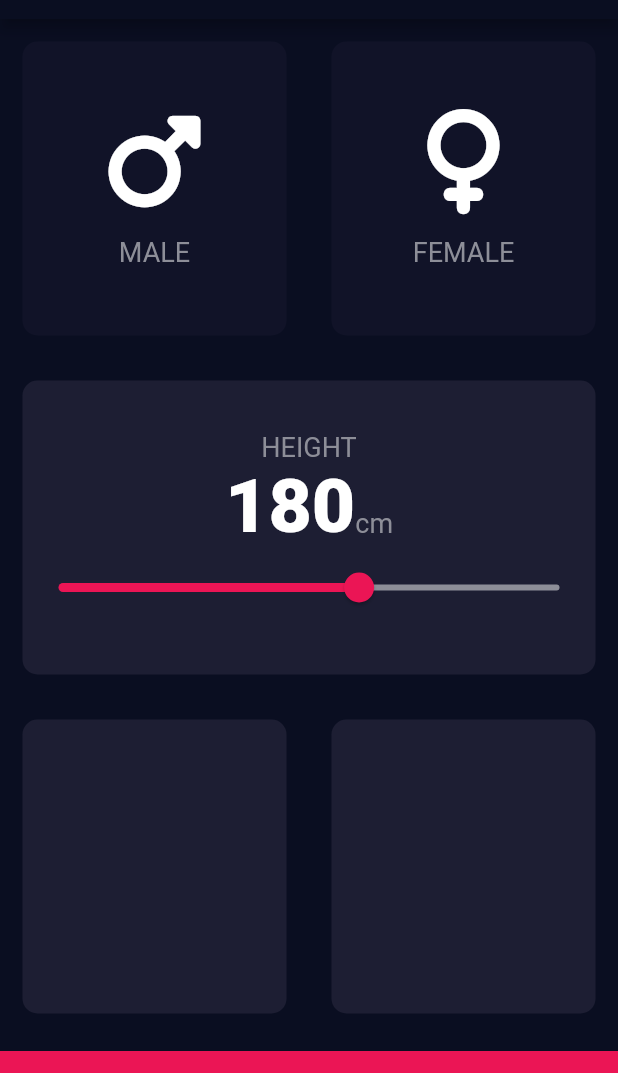
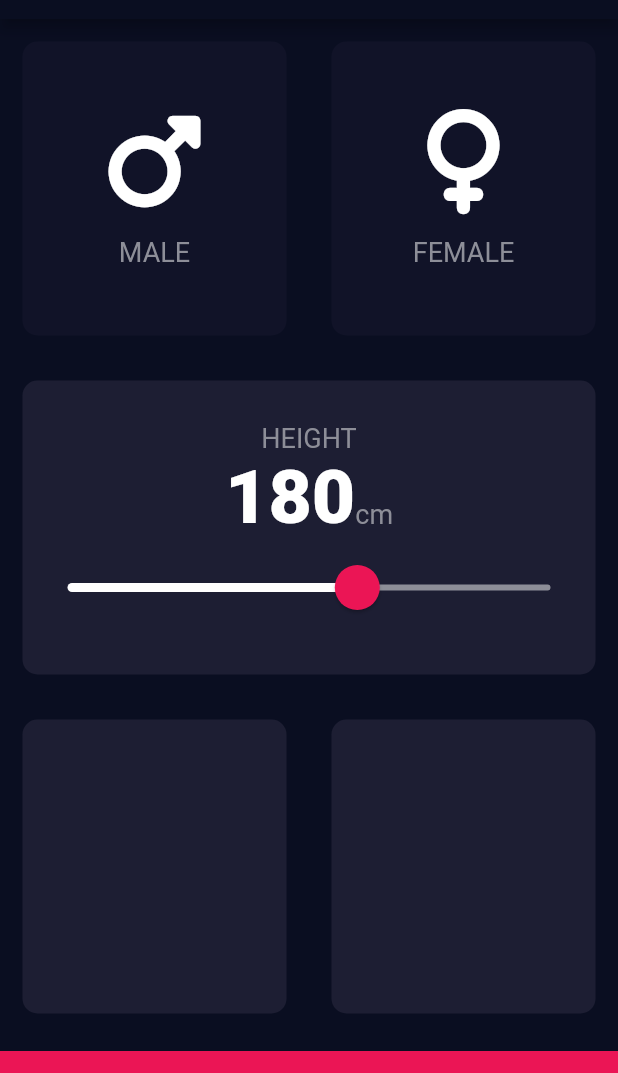
Before and after one commit to Meruem243/bmi_calculator, a Flutter app: the screen it shows after launch, on a phone screen of 412 x 824 dp, the part 65-1138 px from its top. Run offline on Flutter 3.47's test engine with Material 2 defaults, Android fonts, the phone set to English and light mode, and no system bars; our stand-ins replace font_awesome_flutter.

Commit message:
Coustomizing slider

```diff
--- a/lib/input_page.dart
+++ b/lib/input_page.dart
@@ -113,19 +113,29 @@ class _InputPageState extends State<InputPage> {
                       )
                     ],
                   ),
-                  Slider(
+                  SliderTheme(
+                    // data: SliderTheme.of(context).copyWith(
+                    data: const SliderThemeData(
+                      activeTrackColor: Colors.white,
+                      inactiveTrackColor: Color(0xFF8D8E98),
+                      thumbColor: Color(0xFFEB1555),
+                      overlayColor: Color(0x1fEB1555),
+                      thumbShape:
+                          RoundSliderThumbShape(enabledThumbRadius: 15.0),
+                      overlayShape:
+                          RoundSliderOverlayShape(overlayRadius: 30.0),
+                    ),
+                    child: Slider(
                       value: height.toDouble(),
                       min: kMinimumHeight.toDouble(),
                       max: kMaximumHeight.toDouble(),
-                    activeColor: const Color(0xFFEB1555),
-                    inactiveColor: const Color(0xFF8D8E98),
                       onChanged: (double newValue) {
                         setState(() {
                           height = newValue.round();
                         });
-
-                      debugPrint(newValue.toString());
+                        // debugPrint(newValue.toString());
                       },
+                    ),
                   ),
                 ],
               ),
```
Lines whose indentation alone changed are shown as unchanged.
